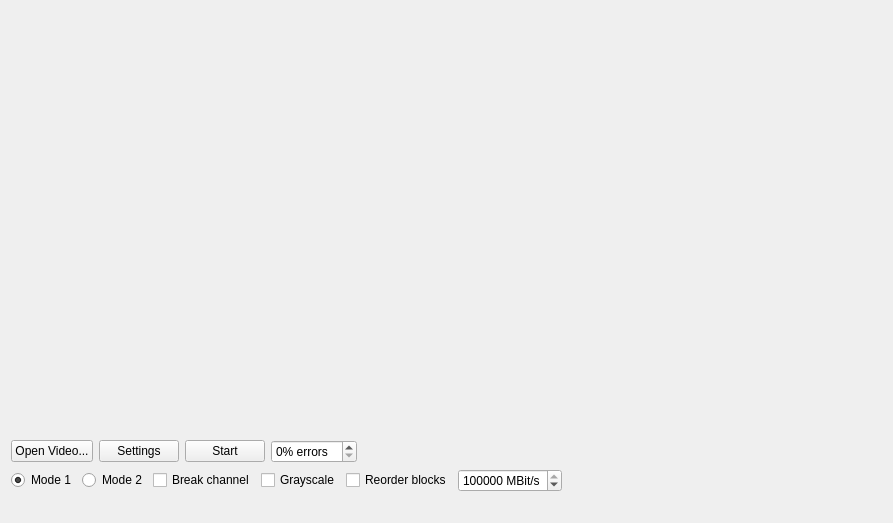
This is Corrupt/mainwindow.ui in snikulov/vidstream as Qt 5 draws it before an edit. The edited form follows.
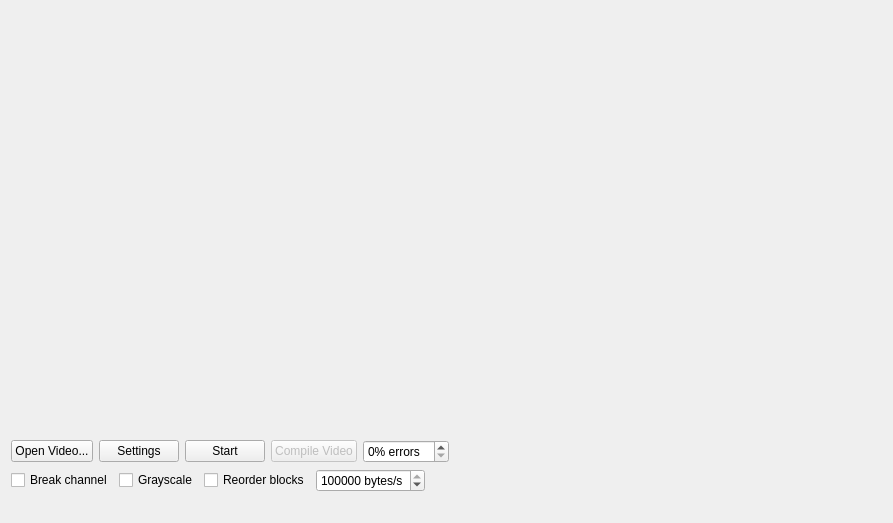
This is the edited form.

Diff of the .ui file:
```diff
--- a/Corrupt/mainwindow.ui
+++ b/Corrupt/mainwindow.ui
@@ -39,7 +39,7 @@
      </layout>
     </item>
     <item>
-     <layout class="QHBoxLayout" name="horizontalLayout_2" stretch="0,0,0,0,0">
+     <layout class="QHBoxLayout" name="horizontalLayout_2" stretch="0,0,0,0,0,0">
       <property name="topMargin">
        <number>9</number>
       </property>
@@ -64,6 +64,19 @@
         </property>
        </widget>
       </item>
+      <item>
+       <widget class="QPushButton" name="recordButton">
+        <property name="enabled">
+         <bool>false</bool>
+        </property>
+        <property name="text">
+         <string>Compile Video</string>
+        </property>
+        <property name="checkable">
+         <bool>false</bool>
+        </property>
+       </widget>
+      </item>
       <item>
        <widget class="QSpinBox" name="errorSpinBox">
         <property name="suffix">
@@ -91,23 +104,6 @@
     </item>
     <item>
      <layout class="QHBoxLayout" name="horizontalLayout_3">
-      <item>
-       <widget class="QRadioButton" name="mode1_radioButton">
-        <property name="text">
-         <string>Mode 1</string>
-        </property>
-        <property name="checked">
-         <bool>true</bool>
-        </property>
-       </widget>
-      </item>
-      <item>
-       <widget class="QRadioButton" name="mode2_radioButton">
-        <property name="text">
-         <string>Mode 2</string>
-        </property>
-       </widget>
-      </item>
       <item>
        <widget class="QCheckBox" name="breakChannelCheckBox">
         <property name="text">
@@ -132,16 +128,16 @@
       <item>
        <widget class="QSpinBox" name="bandwidthSpinBox">
         <property name="suffix">
-         <string> MBit/s</string>
+         <string> bytes/s</string>
         </property>
         <property name="minimum">
          <number>1</number>
         </property>
         <property name="maximum">
-         <number>1000000000</number>
+         <number>2000000000</number>
         </property>
         <property name="value">
-         <number>10000000</number>
+         <number>1000000000</number>
         </property>
        </widget>
       </item>
```
